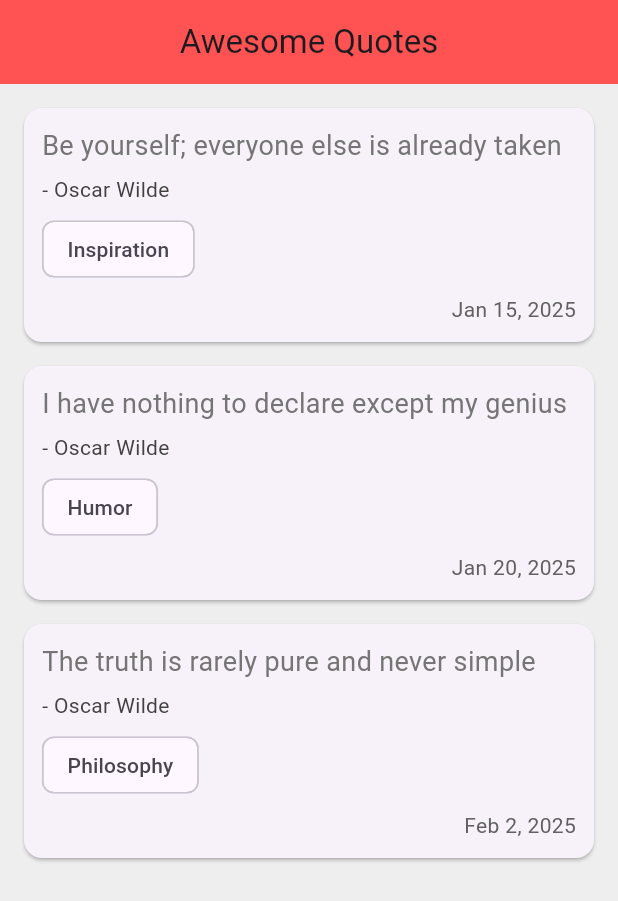
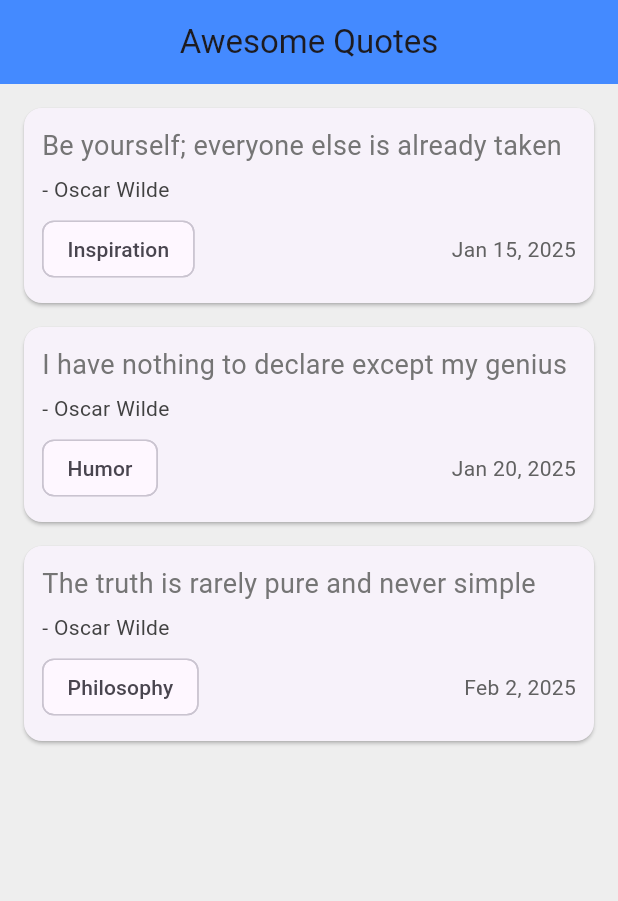
Before and after one commit to bencurry2098/Net-Ninja-Lab, a Flutter app: the screen it shows after launch, on a phone screen of 412 x 824 dp. Shown: the top 901 px of the screen. Run offline on Flutter 3.47's test engine with Material 3 defaults, Android fonts, the phone set to English and light mode, and no system bars.

Commit message:
Final (hopefully)

```diff
--- a/quotes/lib/main.dart
+++ b/quotes/lib/main.dart
@@ -39,7 +39,7 @@ class _QuoteListState extends State<QuoteList> {
       appBar: AppBar(
         title: Text('Awesome Quotes'),
         centerTitle: true,
-        backgroundColor: Colors.redAccent,
+        backgroundColor: Colors.blueAccent,
       ),
       body: Column(
         children: quotes.map((quote) => QuoteCard(quote: quote)).toList(),
--- a/quotes/lib/quote_card.dart
+++ b/quotes/lib/quote_card.dart
@@ -35,19 +35,20 @@ class QuoteCard extends StatelessWidget {
               ),
             ),
             SizedBox(height: 6.0),
-            // Category chip
-            Chip(label: Text(quote.category ?? 'General')),
-            SizedBox(height: 6.0),
-            // Creation date
-            Align(
-              alignment: Alignment.bottomRight,
-              child: Text(
-                DateFormat('MMM d, yyyy').format(quote.createdAt),
-                style: TextStyle(color: Colors.grey[700]),
-              ),
+            // Row for category + date
+            Row(
+              mainAxisAlignment: MainAxisAlignment.spaceBetween,
+              children: [
+                Chip(label: Text(quote.category ?? 'General')),
+                Text(
+                  DateFormat('MMM d, yyyy').format(quote.createdAt),
+                  style: TextStyle(color: Colors.grey[700]),
+                ),
+              ],
             ),
           ],
-        ),
+        )
+        ,
       ),
     );
   }
```
